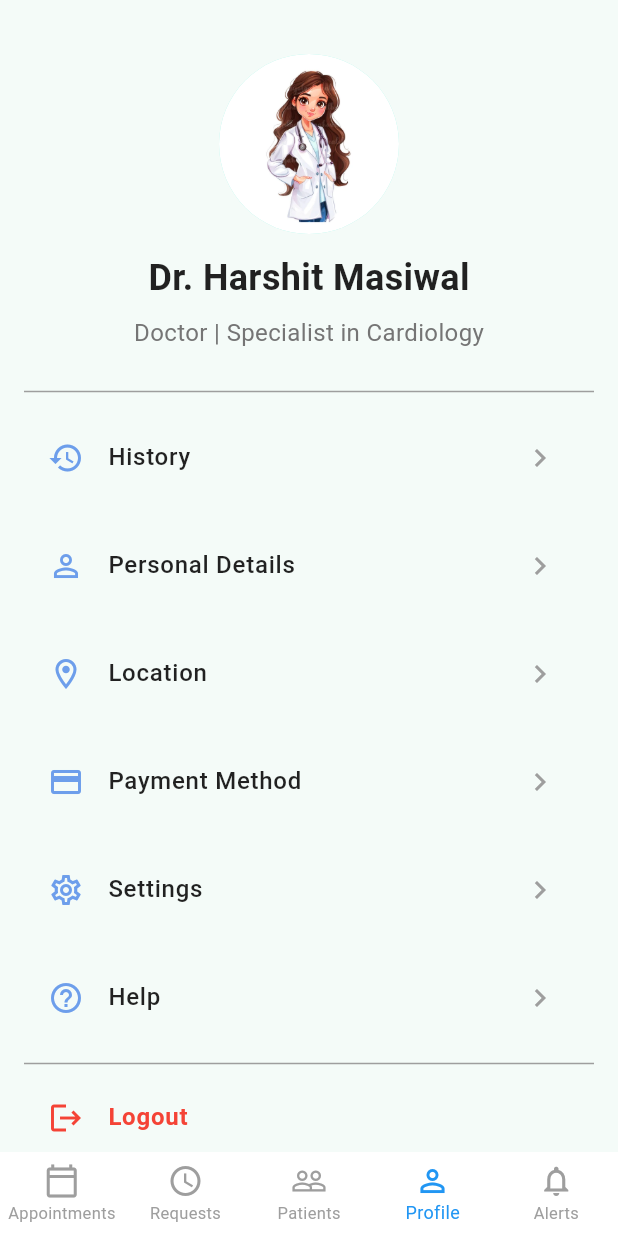
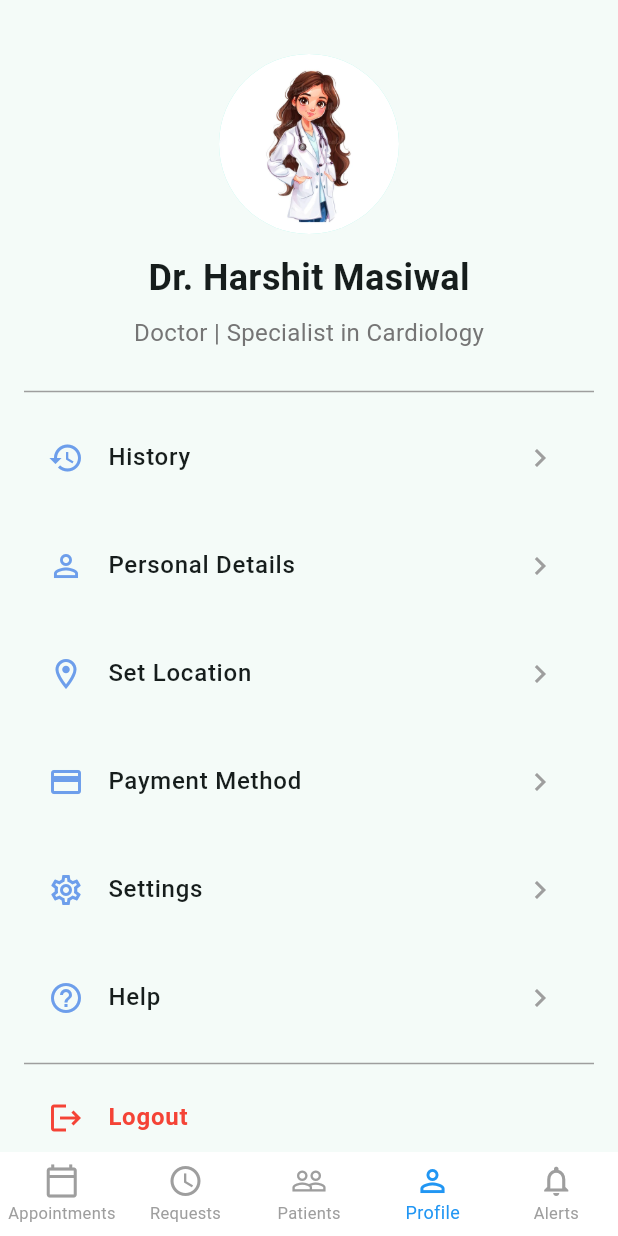
Before and after one commit to suryanshranjan/Hackoverflow, a Flutter app: the screen it shows after launch, item 4 of the bottom bar chosen, on a phone screen of 412 x 824 dp. Run offline on Flutter 3.47's test engine with Material 3 defaults, Android fonts, the phone set to English and light mode, and no system bars; our stand-ins replace carousel_slider, geolocator, shared_preferences; network calls fail.

Commit message:
location fetching and setting logic written

```diff
--- a/frontend/hackoverflow/lib/screen/doctor/ProfilePage.dart
+++ b/frontend/hackoverflow/lib/screen/doctor/ProfilePage.dart
@@ -1,6 +1,15 @@
 import 'package:flutter/material.dart';
+import 'package:geolocator/geolocator.dart';
+import 'package:shared_preferences/shared_preferences.dart';
 
-class ProfilePage extends StatelessWidget {
+class ProfilePage extends StatefulWidget {
+  const ProfilePage({super.key});
+
+  @override
+  State<ProfilePage> createState() => _ProfilePageState();
+}
+
+class _ProfilePageState extends State<ProfilePage> {
   @override
   Widget build(BuildContext context) {
     return Scaffold(
@@ -9,47 +18,15 @@ class ProfilePage extends StatelessWidget {
           padding: const EdgeInsets.all(16.0),
           child: Column(
             children: [
-              // Profile Header Section
-              Container(
-                padding: const EdgeInsets.symmetric(vertical: 20),
-                alignment: Alignment.center,
-                child: Column(
-                  children: [
-                    CircleAvatar(
-                      radius: 60,
-                      backgroundImage: AssetImage('assets/doctor.webp'),
-                    ),
-                    const SizedBox(height: 12),
-                    Text(
-                      'Dr. Harshit Masiwal',
-                      style: const TextStyle(
-                        fontSize: 24,
-                        fontWeight: FontWeight.bold,
-                        color: Colors.black87,
-                      ),
-                    ),
-                    const SizedBox(height: 8),
-                    Text(
-                      'Doctor | Specialist in Cardiology',
-                      style: TextStyle(
-                        fontSize: 16,
-                        color: Colors.grey[600],
-                      ),
-                    ),
-                  ],
-                ),
-              ),
+              _buildHeader(),
               const Divider(thickness: 1, color: Colors.grey),
-
-              // Menu Items
-              _buildMenuItem(Icons.history, 'History'),
-              _buildMenuItem(Icons.person_outline, 'Personal Details'),
-              _buildMenuItem(Icons.location_on_outlined, 'Location'),
-              _buildMenuItem(Icons.payment_outlined, 'Payment Method'),
-              _buildMenuItem(Icons.settings_outlined, 'Settings'),
-              _buildMenuItem(Icons.help_outline, 'Help'),
-
-              // Logout Button
+              _buildMenuItem(Icons.history, 'History', () {}),
+              _buildMenuItem(Icons.person_outline, 'Personal Details', () {}),
+              _buildMenuItem(Icons.location_on_outlined, 'Set Location',
+                  _handleLocationTap),
+              _buildMenuItem(Icons.payment_outlined, 'Payment Method', () {}),
+              _buildMenuItem(Icons.settings_outlined, 'Settings', () {}),
+              _buildMenuItem(Icons.help_outline, 'Help', () {}),
               const Divider(thickness: 1, color: Colors.grey),
               ListTile(
                 leading: const Icon(Icons.logout, color: Colors.red),
@@ -61,7 +38,7 @@ class ProfilePage extends StatelessWidget {
                   ),
                 ),
                 onTap: () {
-                  // Add logout functionality here
+                  // TODO: Add logout functionality
                 },
               ),
             ],
@@ -71,30 +48,91 @@ class ProfilePage extends StatelessWidget {
     );
   }
 
-  // Helper method to build menu items
-  Widget _buildMenuItem(IconData icon, String title) {
+  Widget _buildHeader() {
+    return Container(
+      padding: const EdgeInsets.symmetric(vertical: 20),
+      alignment: Alignment.center,
+      child: Column(
+        children: [
+          const CircleAvatar(
+            radius: 60,
+            backgroundImage: AssetImage('assets/doctor.webp'),
+          ),
+          const SizedBox(height: 12),
+          const Text(
+            'Dr. Harshit Masiwal',
+            style: TextStyle(fontSize: 24, fontWeight: FontWeight.bold),
+          ),
+          const SizedBox(height: 8),
+          Text(
+            'Doctor | Specialist in Cardiology',
+            style: TextStyle(fontSize: 16, color: Colors.grey[600]),
+          ),
+        ],
+      ),
+    );
+  }
+
+  Widget _buildMenuItem(IconData icon, String title, VoidCallback onTap) {
     return Padding(
       padding: const EdgeInsets.symmetric(vertical: 8.0),
       child: ListTile(
-        leading: Icon(
-          icon,
-          color: const Color(0xFF6D9EEB), // Icon color
-        ),
+        leading: Icon(icon, color: const Color(0xFF6D9EEB)),
         title: Text(
           title,
-          style: const TextStyle(
-            fontSize: 16,
-            fontWeight: FontWeight.w500,
-            color: Colors.black87,
-          ),
+          style: const TextStyle(fontSize: 16, fontWeight: FontWeight.w500),
         ),
-        trailing: const Icon(
-          Icons.chevron_right,
-          color: Colors.grey,
-        ),
-        onTap: () {
-          // Add navigation functionality here
-        },
+        trailing: const Icon(Icons.chevron_right, color: Colors.grey),
+        onTap: onTap,
+      ),
+    );
+  }
+
+  Future<void> _handleLocationTap() async {
+    try {
+      bool serviceEnabled = await Geolocator.isLocationServiceEnabled();
+      if (!serviceEnabled) {
+        return _showDialog("Location services are disabled.");
+      }
+
+      LocationPermission permission = await Geolocator.checkPermission();
+      if (permission == LocationPermission.denied) {
+        permission = await Geolocator.requestPermission();
+        if (permission == LocationPermission.denied) {
+          return _showDialog("Location permission denied.");
+        }
+      }
+
+      if (permission == LocationPermission.deniedForever) {
+        return _showDialog("Location permissions are permanently denied.");
+      }
+
+      Position position = await Geolocator.getCurrentPosition(
+          desiredAccuracy: LocationAccuracy.high);
+
+      final prefs = await SharedPreferences.getInstance();
+      await prefs.setDouble('latitude', position.latitude);
+      await prefs.setDouble('longitude', position.longitude);
+
+      _showDialog(
+          "Latitude: ${position.latitude}\nLongitude: ${position.longitude}");
+    } catch (e) {
+      _showDialog("Error: ${e.toString()}");
+    }
+  }
+
+  void _showDialog(String message) {
+    showDialog(
+      context: context,
+      builder: (_) => AlertDialog(
+        title: const Text('Location Info'),
+        content: Text(message),
+        actions: [
+          TextButton(
+            onPressed: () => Navigator.pop(context),
+            child: const Text('OK'),
+          )
+        ],
       ),
     );
   }
--- a/frontend/hackoverflow/pubspec.yaml
+++ b/frontend/hackoverflow/pubspec.yaml
@@ -17,6 +17,7 @@ dependencies:
   shared_preferences: ^2.0.15
   intl: ^0.18.0
   flutter_lints: ^5.0.0
+  geolocator: ^10.1.0
 
 flutter:
   uses-material-design: true
```
Also changed, not shown: frontend/hackoverflow/pubspec.lock, 8 other files.
